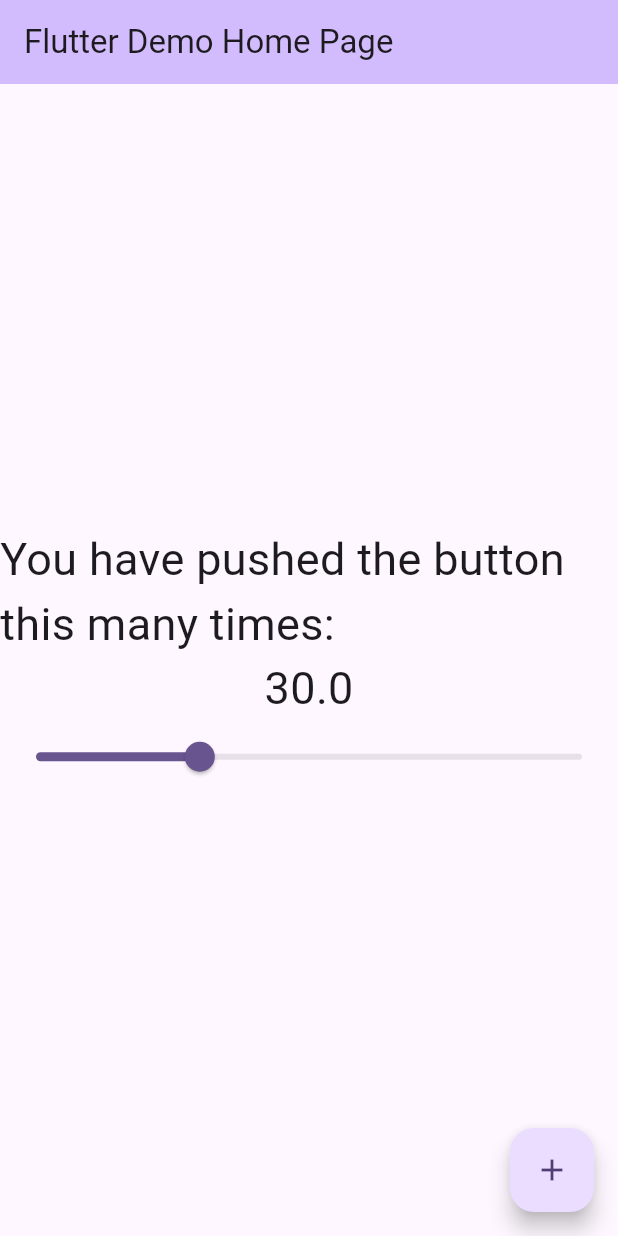
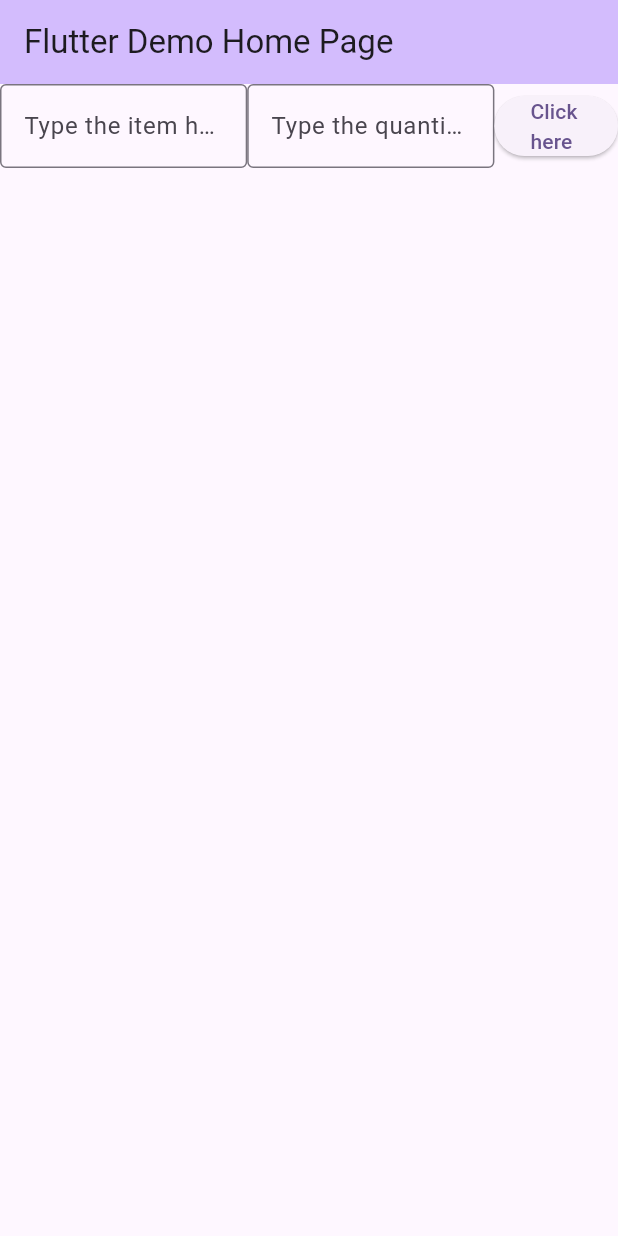
Before and after one commit to albert1027/my_cst2335_labs, a Flutter app: the screen it shows after launch, on a phone screen of 412 x 824 dp. Run offline on Flutter 3.47's test engine with Material 3 defaults, Android fonts, the phone set to English and light mode, and no system bars.

Commit message:
make a listview

```diff
--- a/lib/main.dart
+++ b/lib/main.dart
@@ -35,6 +35,20 @@ class MyHomePage extends StatefulWidget {
 class _MyHomePageState extends State<MyHomePage> {
   var _counter = 0.0;
   var myFontSize = 30.0;
+  List<String> list1 = [];
+  bool hasAdd = false;
+  var list2 = <String>[];
+  late TextEditingController _controllerType;
+  late TextEditingController _controllerNum;
+
+  @override
+  void initState() {
+    super.initState();
+    _controllerType = TextEditingController();
+    _controllerNum = TextEditingController();//doing your promise to initialize
+
+  }
+
   void _incrementCounter() {
     setState(() {
       if (myFontSize <99.0)
@@ -58,26 +72,88 @@ class _MyHomePageState extends State<MyHomePage> {
 
         title: Text(widget.title),
       ),
-      body: Center(
+      body: ListPage(),
 
-        child: Column(
 
-          mainAxisAlignment: MainAxisAlignment.center,
-          children: <Widget>[
-            Text('You have pushed the button this many times:', style: TextStyle(fontSize: myFontSize),),
-            Text(
-              '$myFontSize',
-              style: TextStyle(fontSize: myFontSize),
-            ),
-            Slider(value: myFontSize, onChanged: setNewValue,max: 100, min: 0,)
-          ],
-        ),
-      ),
-      floatingActionButton: FloatingActionButton(
-        onPressed: _incrementCounter,
-        tooltip: 'Increment',
-        child: const Icon(Icons.add),
-      ), // This trailing comma makes auto-formatting nicer for build methods.
     );
   }
+  Widget ListPage()
+  {
+    return Column(
+        crossAxisAlignment: CrossAxisAlignment.center,
+        mainAxisAlignment: MainAxisAlignment.start,
+        children: [
+          Row( mainAxisAlignment: MainAxisAlignment.spaceAround, children:[
+            Flexible( flex:4, child:TextField(controller: _controllerType,
+              decoration: InputDecoration(
+                hintText: "Type the item here",
+                border: OutlineInputBorder(),
+              ) ,
+            )
+            ),
+            Flexible( flex:4, child:TextField(controller: _controllerNum,
+            decoration: InputDecoration(
+              hintText: "Type the quantity here",
+              border: OutlineInputBorder(),
+            ),)),
+            Flexible(
+                flex:2,
+                child: ElevatedButton( child:Text("Click here"), onPressed:() {
+                  setState(() {
+                    list1.add(_controllerType.value.text);
+                    _controllerType.text = "";
+                    list2.add(_controllerNum.value.text);
+                    _controllerNum.text = "";
+                    hasAdd = true;
+                  });
+                } )
+
+            ),
+
+
+          ])
+         ,
+
+          Expanded(child:
+            list1.isEmpty
+            ?(hasAdd
+            ?Center(child: Text("There are no items in the list"))
+                : Container())
+
+          :ListView.builder(
+              itemCount: list1.length,
+              itemBuilder:(context, rowNum) =>
+                  GestureDetector(child:Container(
+                    alignment: Alignment.center,
+                    child: Text("${rowNum+1} ${list1[rowNum]} quantity: ${list2[rowNum]}") ,
+                    ),
+                      onLongPress: () {
+
+
+                          showDialog<String>(
+                              context: context,
+                              builder: (BuildContext context) => AlertDialog(
+                                title: const Text('Delete this?'),
+                                content: const Text('are you sure?'),
+                                actions: <Widget>[
+                                  FilledButton(child:Text("Yes"), onPressed:() {
+                                    setState(() {
+                                      list1.removeAt(rowNum);
+                                    });
+
+                                    Navigator.pop(context);
+                                  }),
+                                  FilledButton(child:Text("No"), onPressed:() {
+                                    Navigator.pop(context);
+
+                                  }),
+                                ],
+                              )
+                          );
+
+                      })
+          )
+          )
+        ]);
+  }
 }
```
